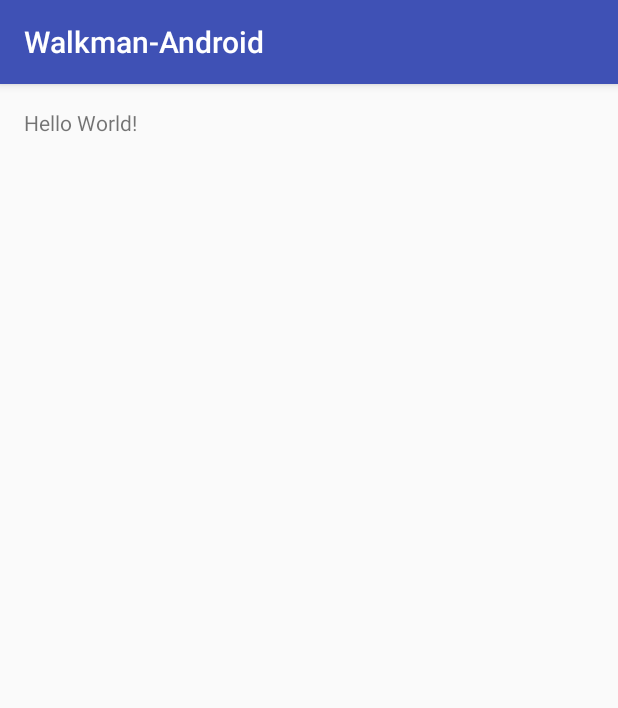
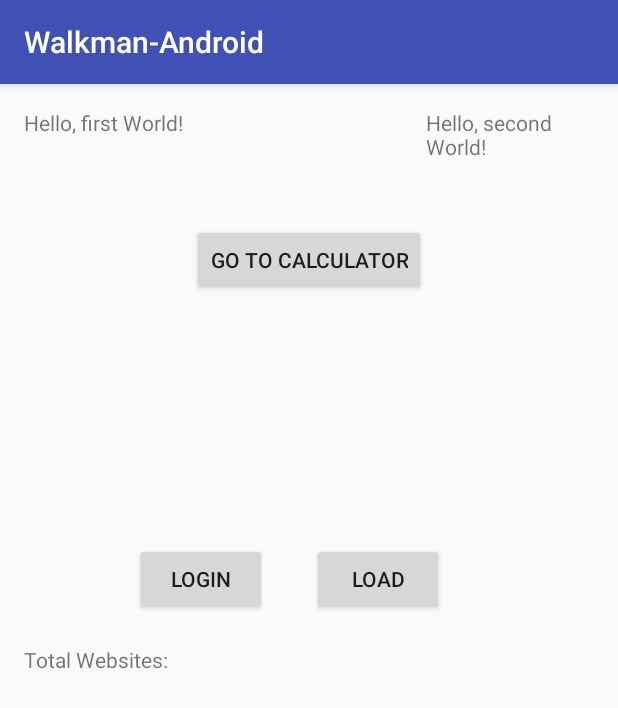
Before and after one commit to alevkov/Walkman-Android, an Android app: the screen it shows after launch (LogInActivity before the commit, MainActivity after it), on a phone screen of 412 x 824 dp. Shown: the top 708 px of the screen. Run offline under Robolectric (Android 15) with nearby library versions, the phone set to English and light mode, and no system bars.

Commit message:
Some edits from my branch, at least it uses the right url

```diff
--- a/app/src/main/java/com/example/lexlevi/walkman_android/LogInActivity.java
+++ b/app/src/main/java/com/example/lexlevi/walkman_android/CalculatorActivity.java
@@ -3,15 +3,11 @@ package com.example.lexlevi.walkman_android;
 import android.support.v7.app.AppCompatActivity;
 import android.os.Bundle;
 
-
-public class LogInActivity extends AppCompatActivity {
+public class CalculatorActivity extends AppCompatActivity {
 
     @Override
-    /**
-     * @param savedInstanceState - some kind of bundle
-     */
     protected void onCreate(Bundle savedInstanceState) {
         super.onCreate(savedInstanceState);
-        setContentView(R.layout.activity_log_in);
+        setContentView(R.layout.activity_calculator);
     }
 }
--- /dev/null
+++ b/app/src/main/java/com/example/lexlevi/walkman_android/MainActivity.java
@@ -0,0 +1,75 @@
+package com.example.lexlevi.walkman_android;
+
+import android.content.Intent;
+import android.os.Bundle;
+import android.support.v7.app.AppCompatActivity;
+import android.view.View;
+import android.widget.Button;
+import android.widget.TextView;
+
+public class MainActivity extends AppCompatActivity implements View.OnClickListener {
+
+
+    private Button main_button_calculator;
+    private Button main_button_login;
+    private Button main_button_load;
+    private TextView main_textView1;
+    private TextView main_textView2;
+    private TextView main_textView3;
+
+    protected int NumberTimesPressed;
+
+    @Override
+    protected void onCreate(Bundle savedInstanceState) {
+        super.onCreate(savedInstanceState);
+        setContentView(R.layout.activity_main);
+
+
+        NumberTimesPressed = 0;
+
+        main_button_calculator = (Button) findViewById(R.id.main_button_calculator);
+        main_button_login = (Button) findViewById(R.id.main_button_login);
+        main_button_load = (Button) findViewById(R.id.main_button_load);
+        main_textView1 = (TextView) findViewById(R.id.main_textView1);
+        main_textView2 = (TextView) findViewById(R.id.main_textView2);
+        main_textView3 = (TextView) findViewById(R.id.main_textView3);
+
+        main_button_calculator.setOnClickListener(this);
+        main_button_login.setOnClickListener(this);
+        main_button_load.setOnClickListener(this);
+
+    }
+
+    @Override
+    public void onClick(View v) {
+        if (main_button_calculator.isPressed()) {
+            Intent i = new Intent(this, CalculatorActivity.class);
+            this.startActivity(i);
+
+        } else if (main_button_login.isPressed()) {
+            Intent i = new Intent(this, WebActivity.class);
+            this.startActivity(i);
+        }
+        else if (main_button_load.isPressed()) {
+            NumberTimesPressed++;
+            String result = "Clicked: " + NumberTimesPressed;
+            main_textView3.setText(result);
+            String arr[] = getResources().getStringArray(R.array.history_array);
+            main_textView3.append(arr.toString());
+        }
+    }
+
+
+/*
+getString(R.string.app_name);
+
+And, you can get string-array using
+
+String arr[] = getResources().getStringArray(R.array.planet);
+for (int i = 0; i < arr.length; i++) {
+        Toast.makeText(getBaseContext(),arr[i], Toast.LENGTH_LONG).show();
+}
+
+ */
+
+}
--- /dev/null
+++ b/app/src/main/res/layout/activity_main.xml
@@ -0,0 +1,74 @@
+<?xml version="1.0" encoding="utf-8"?>
+<RelativeLayout xmlns:android="http://schemas.android.com/apk/res/android"
+    xmlns:tools="http://schemas.android.com/tools"
+    android:id="@+id/activity_log_in"
+    android:layout_width="match_parent"
+    android:layout_height="match_parent"
+    android:paddingBottom="@dimen/activity_vertical_margin"
+    android:paddingLeft="@dimen/activity_horizontal_margin"
+    android:paddingRight="@dimen/activity_horizontal_margin"
+    android:paddingTop="@dimen/activity_vertical_margin"
+    tools:context="com.example.lexlevi.walkman_android.MainActivity">
+
+    <TextView
+        android:text="Hello, second World!"
+        android:layout_width="wrap_content"
+        android:layout_height="wrap_content"
+        android:layout_x="217dp"
+        android:layout_y="10dp"
+        android:id="@+id/main_textView2"
+        android:layout_alignParentTop="true"
+        android:layout_toRightOf="@+id/main_button_calculator"
+        android:layout_toEndOf="@+id/main_button_calculator" />
+
+    <Button
+        android:text="Go to Calculator"
+        android:layout_width="wrap_content"
+        android:layout_height="wrap_content"
+        android:layout_marginTop="42dp"
+        android:id="@+id/main_button_calculator"
+        android:layout_below="@+id/main_textView2"
+        android:layout_centerHorizontal="true" />
+
+    <TextView
+        android:layout_width="wrap_content"
+        android:layout_height="wrap_content"
+        android:text="Hello, first World!"
+        android:id="@+id/main_textView1"
+        android:layout_alignParentTop="true"
+        android:layout_alignParentLeft="true"
+        android:layout_alignParentStart="true" />
+
+    <TextView
+        android:text="Total Websites:"
+        android:layout_width="wrap_content"
+        android:layout_height="wrap_content"
+        android:layout_centerVertical="true"
+        android:layout_alignParentLeft="true"
+        android:layout_alignParentStart="true"
+        android:id="@+id/main_textView3" />
+
+    <Button
+        android:text="Login"
+        android:layout_width="wrap_content"
+        android:layout_height="wrap_content"
+        android:id="@+id/main_button_login"
+        android:layout_above="@+id/main_textView3"
+        android:layout_alignParentLeft="true"
+        android:layout_alignParentStart="true"
+        android:layout_marginLeft="74dp"
+        android:layout_marginStart="74dp"
+        android:layout_marginBottom="20dp" />
+
+    <Button
+        android:text="Load"
+        android:layout_width="wrap_content"
+        android:layout_height="wrap_content"
+        android:layout_alignTop="@+id/main_button_login"
+        android:layout_toRightOf="@+id/main_button_login"
+        android:layout_toEndOf="@+id/main_button_login"
+        android:layout_marginLeft="30dp"
+        android:layout_marginStart="30dp"
+        android:id="@+id/main_button_load" />
+
+</RelativeLayout>
```
Also changed, not shown: app/src/main/AndroidManifest.xml (+15 -2 lines), app/src/main/java/com/example/lexlevi/walkman_android/Oauth2.java (added, +42 -0 lines), app/src/main/java/com/example/lexlevi/walkman_android/WebActivity.java (added, +54 -0 lines), app/src/main/res/layout/activity_calculator.xml (added, +105 -0 lines), app/src/main/res/layout/activity_web.xml (renamed from app/src/main/res/layout/activity_log_in.xml, +9 -6 lines), app/src/main/res/values/strings.xml (+18 -0 lines).
